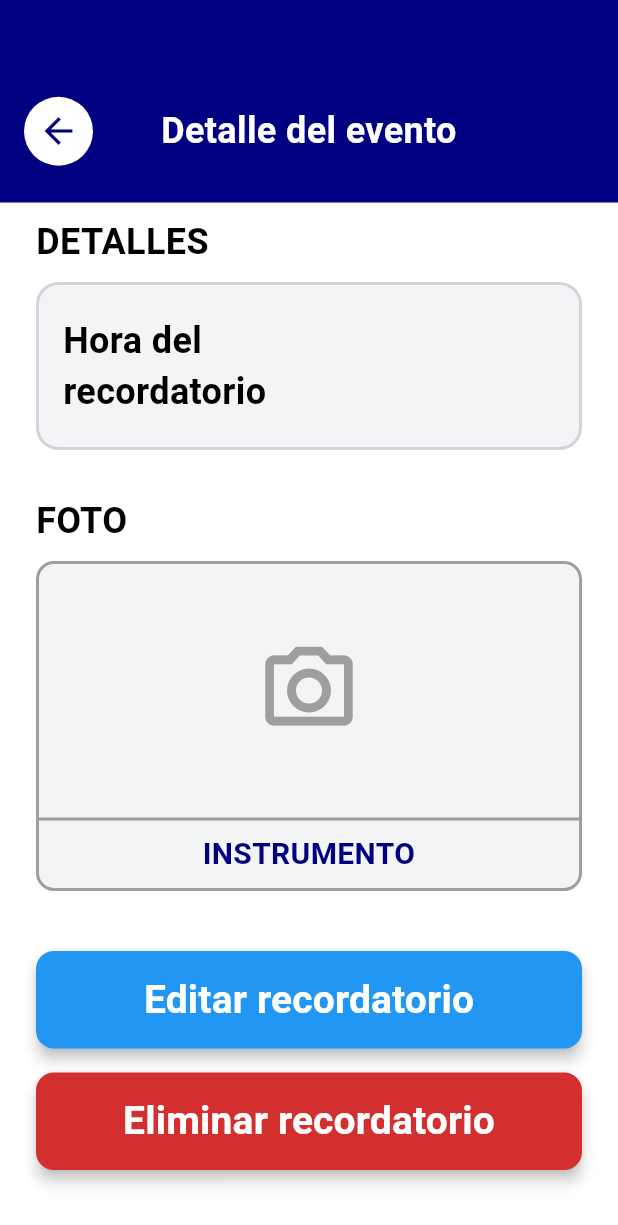
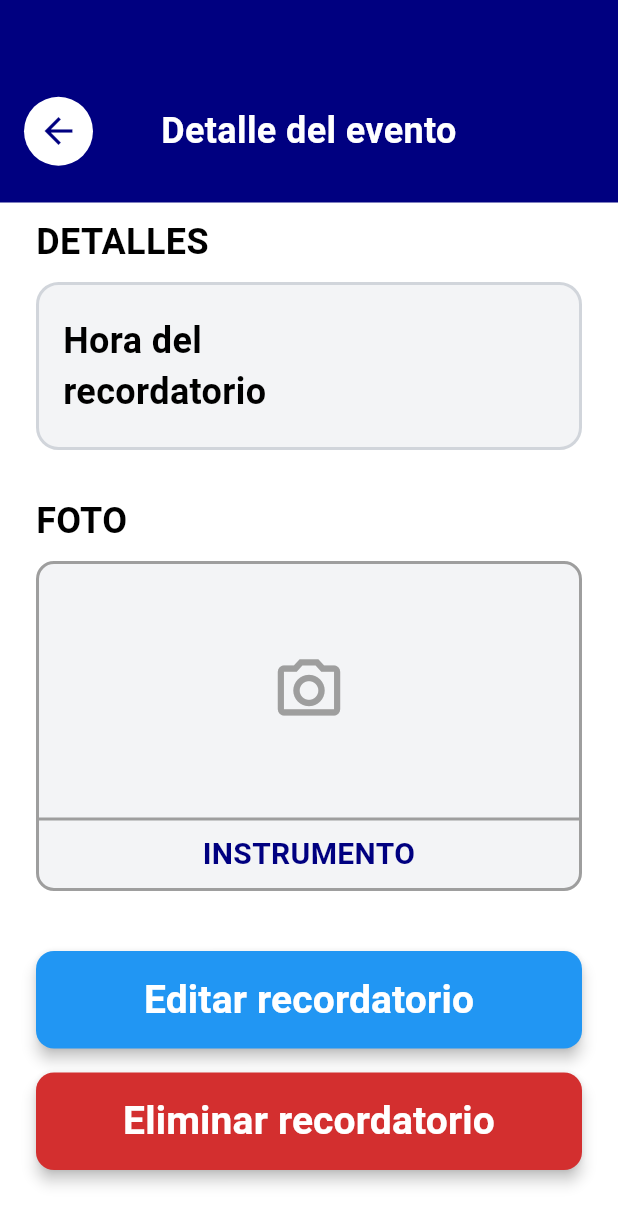
Before and after one commit to velaskovsy/Seremi-Adultos-mayores, a Flutter app: the DetalleMedicionScreen screen opened directly with empty values, scrolled down 206 dp, on a phone screen of 412 x 824 dp. Shown: the top 1225 px of the screen. Run offline on Flutter 3.47's test engine with Material 3 defaults, Android fonts, the phone set to English and light mode, and no system bars; our stand-ins replace connectivity_plus, flutter_local_notifications, flutter_svg, flutter_tts, image_picker, permission_handler and 5 more; accounts and stored records are empty.

Commit message:
Cambios menores

```diff
--- /dev/null
+++ b/lib/core/widgets/foto_detalle_card.dart
@@ -0,0 +1,113 @@
+import 'package:flutter/material.dart';
+
+class FotoDetalleCard extends StatelessWidget {
+  final String etiqueta;
+  final String rutaFoto;
+
+  const FotoDetalleCard({
+    Key? key,
+    required this.etiqueta,
+    required this.rutaFoto,
+  }) : super(key: key);
+
+  // Hacer zoom encapsulado aquí adentro
+  void _mostrarImagenAmpliada(BuildContext context, String url) {
+    showDialog(
+      context: context,
+      builder: (BuildContext context) {
+        return Dialog(
+          backgroundColor: Colors.transparent,
+          insetPadding: const EdgeInsets.all(16),
+          child: Stack(
+            alignment: Alignment.center,
+            children: [
+              InteractiveViewer(
+                panEnabled: true,
+                minScale: 0.8,
+                maxScale: 4.0,
+                child: ClipRRect(
+                  borderRadius: BorderRadius.circular(16),
+                  child: Image.network(
+                    url,
+                    fit: BoxFit.contain,
+                  ),
+                ),
+              ),
+              Positioned(
+                top: 0,
+                right: 0,
+                child: IconButton(
+                  icon: const Icon(Icons.cancel, color: Colors.white, size: 40),
+                  style: IconButton.styleFrom(backgroundColor: Colors.black45),
+                  onPressed: () => Navigator.of(context).pop(),
+                ),
+              ),
+            ],
+          ),
+        );
+      },
+    );
+  }
+
+  @override
+  Widget build(BuildContext context) {
+    final bool tieneFoto = rutaFoto.isNotEmpty;
+    const Color colorPrimario = Color(0xFF000080);
+    const Color colorGrisFondo = Color(0xFFF3F4F6);
+
+    return GestureDetector(
+      // Si la foto existe, dispara el Pop-Up al tocar. Si no, no hace nada.
+      onTap: tieneFoto ? () => _mostrarImagenAmpliada(context, rutaFoto) : null,
+      child: Container(
+        height: 220,
+        decoration: BoxDecoration(
+          color: colorGrisFondo,
+          borderRadius: BorderRadius.circular(12),
+          border: Border.all(color: Colors.grey.shade500, width: 2),
+        ),
+        child: Column(
+          children: [
+            Expanded(
+              child: Center(
+                child: tieneFoto
+                    ? ClipRRect(
+                  borderRadius: const BorderRadius.only(
+                    topLeft: Radius.circular(12),
+                    topRight: Radius.circular(12),
+                  ),
+                  child: Image.network(
+                    rutaFoto,
+                    fit: BoxFit.cover,
+                    width: double.infinity,
+                    height: double.infinity,
+                    loadingBuilder: (context, child, progress) =>
+                    progress == null ? child : const CircularProgressIndicator(),
+                    errorBuilder: (context, error, stack) =>
+                        Icon(Icons.broken_image_outlined, size: 50, color: Colors.grey.shade500),
+                  ),
+                )
+                    : Icon(Icons.camera_alt_outlined, size: 50, color: Colors.grey.shade500),
+              ),
+            ),
+            Container(
+              width: double.infinity,
+              padding: const EdgeInsets.symmetric(vertical: 8),
+              decoration: BoxDecoration(
+                border: Border(top: BorderSide(color: Colors.grey.shade500, width: 2)),
+              ),
+              child: Text(
+                etiqueta,
+                textAlign: TextAlign.center,
+                style: const TextStyle(
+                  fontSize: 20,
+                  fontWeight: FontWeight.bold,
+                  color: colorPrimario,
+                ),
+              ),
+            ),
+          ],
+        ),
+      ),
+    );
+  }
+}
--- a/lib/views/editar o eliminar recordatorio/detalle_actividad_screen.dart
+++ b/lib/views/editar o eliminar recordatorio/detalle_actividad_screen.dart
@@ -146,10 +146,9 @@
                       child: Column(
                         children: [
                           _buildDetalleFila('Hora del\nrecordatorio', hora),
-                          if (detalle.isNotEmpty) ...[
+                          // 👇 EL IF DESAPARECE. EL CUADRO SIEMPRE ESTÁ 👇
                           const Divider(color: colorGrisBorde, thickness: 2, height: 0),
-                            _buildDetalleFila('Cantidad', detalle),
-                          ],
+                          _buildDetalleFila('Cantidad', detalle.isNotEmpty ? detalle : '--'),
                         ],
                       ),
                     ),
--- a/lib/views/editar o eliminar recordatorio/detalle_medicion_screen.dart
+++ b/lib/views/editar o eliminar recordatorio/detalle_medicion_screen.dart
@@ -1,5 +1,6 @@
 import 'package:flutter/material.dart';
 import 'package:flutter_svg/flutter_svg.dart';
+import '../../core/widgets/foto_detalle_card.dart';
 import '../../services/medicion_service.dart';
 import 'editar_medicion_screen.dart';
 
@@ -173,7 +174,12 @@
                     const SizedBox(height: 30),
                     const Text('FOTO', style: TextStyle(fontSize: 24, fontWeight: FontWeight.bold, color: Colors.black)),
                     const SizedBox(height: 10),
-                    _buildFotoCard('INSTRUMENTO', fotoInstrumento),
+
+                    // 👇 AQUÍ LLAMAMOS AL WIDGET UNIVERSAL 👇
+                    FotoDetalleCard(
+                      etiqueta: 'INSTRUMENTO',
+                      rutaFoto: fotoInstrumento,
+                    ),
 
                     const SizedBox(height: 40),
 
@@ -248,38 +254,4 @@
       ),
     );
   }
-
-  Widget _buildFotoCard(String etiqueta, String rutaFoto) {
-    return Container(
-      height: 220,
-      decoration: BoxDecoration(
-        color: colorGrisFondo,
-        borderRadius: BorderRadius.circular(12),
-        border: Border.all(color: Colors.grey.shade500, width: 2),
-      ),
-      child: Column(
-        children: [
-          Expanded(
-            child: Center(
-              child: rutaFoto.isNotEmpty
-                  ? ClipRRect(
-                      borderRadius: const BorderRadius.only(topLeft: Radius.circular(12), topRight: Radius.circular(12)),
-                      child: Image.network(rutaFoto, fit: BoxFit.cover, width: double.infinity, height: double.infinity,
-                          loadingBuilder: (context, child, progress) => progress == null ? child : const CircularProgressIndicator(),
-                          errorBuilder: (context, error, stack) => Icon(Icons.broken_image_outlined, size: 50, color: Colors.grey.shade500)),
-                    )
-                  : Icon(Icons.camera_alt_outlined, size: 70, color: Colors.grey.shade500),
-            ),
-          ),
-          Container(
-            width: double.infinity,
-            padding: const EdgeInsets.symmetric(vertical: 8),
-            decoration: BoxDecoration(border: Border(top: BorderSide(color: Colors.grey.shade500, width: 2))),
-            child: Text(etiqueta, textAlign: TextAlign.center,
-                style: const TextStyle(fontSize: 20, fontWeight: FontWeight.bold, color: colorPrimario)),
-          ),
-        ],
-      ),
-    );
 }
-}
```
Also changed, not shown: lib/main.dart (+13 -1 lines), lib/viewmodels/add_activity_viewmodel.dart (+7 -4 lines), lib/views/editar o eliminar recordatorio/detalle_medicamento_screen.dart (+16 -62 lines), pubspec.lock, 3 other files. Lines whose indentation alone changed are shown as unchanged.
